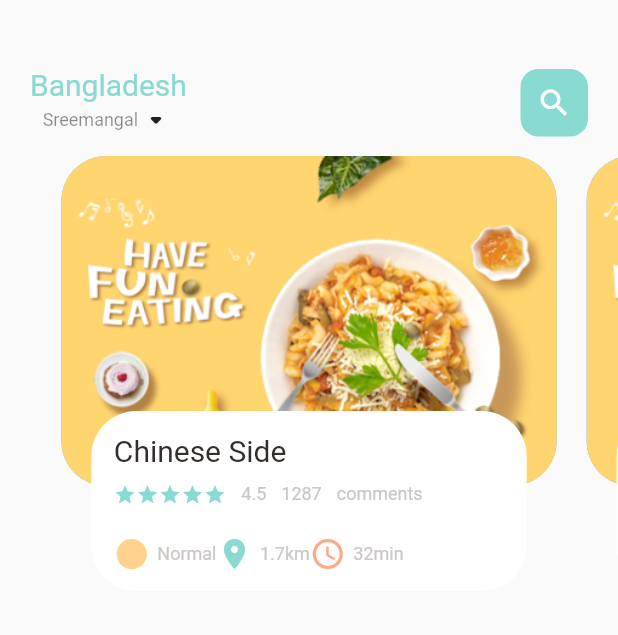
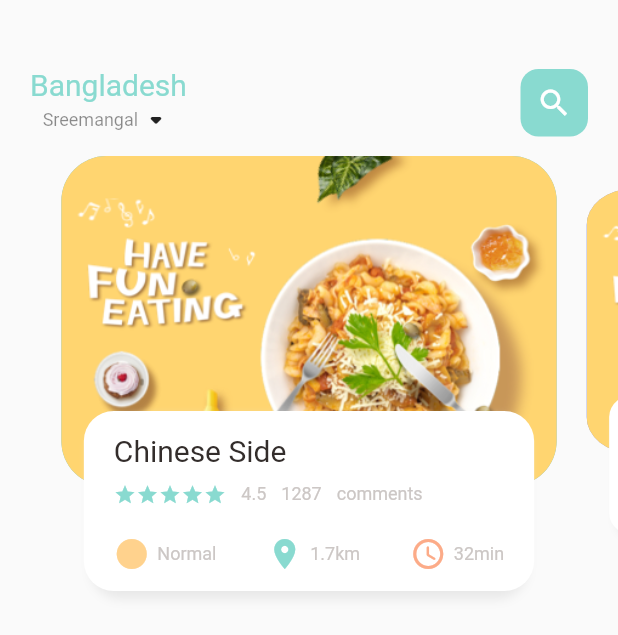
Before and after one commit to PriomDeb/food_order_app, a Flutter app: the screen it shows after launch, on a phone screen of 412 x 824 dp. Shown: the top 635 px of the screen. Run offline on Flutter 3.47's test engine with Material 2 defaults, Android fonts, the phone set to English and light mode, and no system bars.

Commit message:
Added slide animation in the main page hero

```diff
--- a/lib/home/food_page_body.dart
+++ b/lib/home/food_page_body.dart
@@ -1,4 +1,4 @@
-// ignore_for_file: prefer_const_constructors, prefer_const_constructors_in_immutables
+// ignore_for_file: prefer_const_constructors, prefer_const_constructors_in_immutables, prefer_const_literals_to_create_immutables
 
 import 'package:flutter/material.dart';
 import 'package:food_order_app/utils/colors.dart';
@@ -16,6 +16,27 @@ class FoodPageBody extends StatefulWidget {
 class _FoodPageBodyState extends State<FoodPageBody> {
   // Use this to see next page and previous page a little bit
   PageController pageController = PageController(viewportFraction: 0.85);
+  var _currPageValue = 0.0;
+
+  double _scaleFactor = 0.8;
+  double _height = 220;
+
+  @override
+  void initState() {
+    super.initState();
+
+    pageController.addListener(() {
+      setState(() {
+        _currPageValue = pageController.page!;
+      });
+    });
+  }
+
+  @override
+  void dispose() {
+    // Free the memory
+    pageController.dispose();
+  }
 
   @override
   Widget build(BuildContext context) {
@@ -35,7 +56,43 @@ class _FoodPageBodyState extends State<FoodPageBody> {
   // Child Container() takes all the properties of parent Container()
   // We can use Stack() if we want our child Container() to have their own property
   Widget _buildPageItem(int index) {
-    return Stack(
+    Matrix4 matrix = new Matrix4.identity();
+
+    // Handling current card
+    if (index == _currPageValue.floor()) {
+      var currScale = 1 - (_currPageValue - index) * (1 - _scaleFactor);
+      var currTrans = _height * (1 - currScale) / 2;
+
+      matrix = Matrix4.diagonal3Values(1, currScale, 1)
+        ..setTranslationRaw(0, currTrans, 0);
+    }
+    // Handling right card
+    else if (index == _currPageValue.floor() + 1) {
+      var currScale =
+          _scaleFactor + (_currPageValue - index + 1) * (1 - _scaleFactor);
+
+      var currTrans = _height * (1 - currScale) / 2;
+
+      matrix = Matrix4.diagonal3Values(1, currScale, 1)
+        ..setTranslationRaw(0, currTrans, 0);
+    }
+    // Handling left card
+    else if (index == _currPageValue.floor() - 1) {
+      var currScale = 1 - (_currPageValue - index) * (1 - _scaleFactor);
+
+      var currTrans = _height * (1 - currScale) / 2;
+
+      matrix = Matrix4.diagonal3Values(1, currScale, 1)
+        ..setTranslationRaw(0, currTrans, 0);
+    } else {
+      var currScale = 0.8;
+      matrix = Matrix4.diagonal3Values(1, currScale, 1)
+        ..setTranslationRaw(0, _height * (1 - _scaleFactor) / 2, 1);
+    }
+
+    return Transform(
+      transform: matrix,
+      child: Stack(
         children: [
           Container(
             height: 220,
@@ -58,9 +115,23 @@ class _FoodPageBodyState extends State<FoodPageBody> {
               height: 120,
               margin: EdgeInsets.only(left: 30, right: 30, bottom: 30),
               decoration: BoxDecoration(
-              borderRadius: BorderRadius.circular(30),
+                  borderRadius: BorderRadius.circular(20),
                   color: Colors.white,
+                  boxShadow: [
+                    BoxShadow(
+                      color: Color(0xFFe8e8e8),
+                      blurRadius: 5.0,
+                      offset: Offset(0, 5),
                     ),
+                    BoxShadow(
+                      color: Colors.white,
+                      offset: Offset(-5, 0),
+                    ),
+                    BoxShadow(
+                      color: Colors.white,
+                      offset: Offset(5, 0),
+                    ),
+                  ]),
               child: Container(
                 padding: EdgeInsets.only(top: 15, left: 15, right: 15),
                 child: Column(
@@ -92,6 +163,7 @@ class _FoodPageBodyState extends State<FoodPageBody> {
                     ),
                     SizedBox(height: 20),
                     Row(
+                      mainAxisAlignment: MainAxisAlignment.spaceBetween,
                       children: [
                         IconAndTextWidget(
                           icon: Icons.circle_sharp,
@@ -116,6 +188,7 @@ class _FoodPageBodyState extends State<FoodPageBody> {
             ),
           ),
         ],
+      ),
     );
   }
 }
```
Lines whose indentation alone changed are shown as unchanged.
